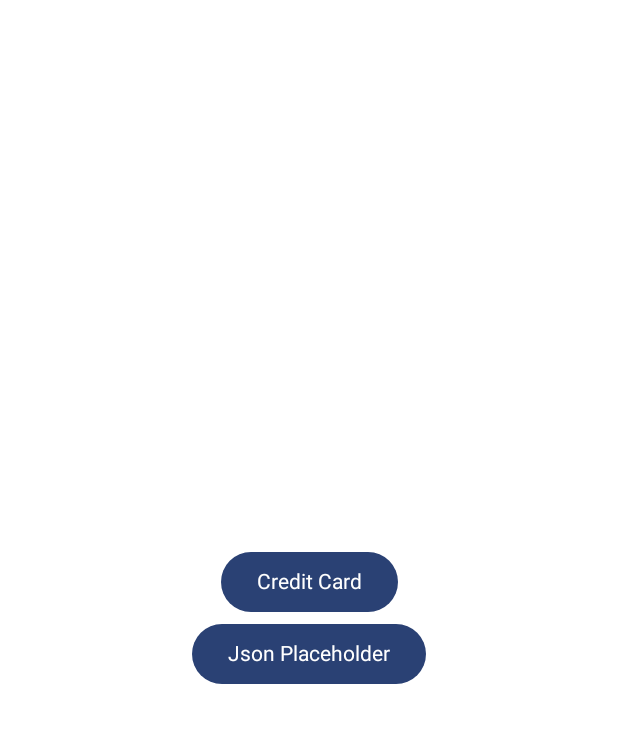
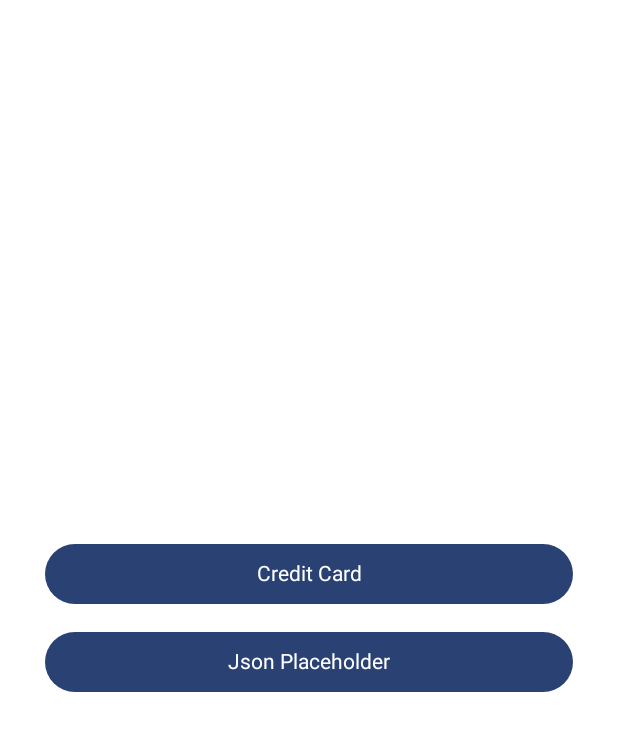
Before and after one commit to Gabniels/FirstCompose, an Android app built with Jetpack Compose: the screen it shows after launch (MainActivity), on a phone screen of 412 x 824 dp. Shown: the top 731 px of the screen. Run offline under Robolectric (Android 15) with nearby library versions, the phone set to English and light mode, and no system bars.

```diff
--- a/app/src/main/java/com/example/allincompose/MainActivity.kt
+++ b/app/src/main/java/com/example/allincompose/MainActivity.kt
@@ -21,6 +21,7 @@ import androidx.compose.ui.tooling.preview.Preview
 import com.example.allincompose.screen.creditcard.CreditCardActivity
 import com.example.allincompose.screen.placeholder.PlaceholderActivity
 import com.example.allincompose.ui.theme.AllinComposeTheme
+import com.example.allincompose.utils.ViewUtils.ButtonMenu
 
 class MainActivity : ComponentActivity() {
     override fun onCreate(savedInstanceState: Bundle?) {
@@ -31,7 +32,7 @@ class MainActivity : ComponentActivity() {
                 Surface(
                     modifier = Modifier.fillMaxSize(),
                     color = Color.Blue,
-                    ) {
+                ) {
                     ListMenu()
                 }
             }
@@ -47,21 +48,19 @@ fun ListMenu() {
         Arrangement.Center,
         Alignment.CenterHorizontally
     ) {
-        Button(onClick = {
-            context.startActivity(Intent(context, CreditCardActivity::class.java))
-        }
-        ) {
-            Text(text = "Credit Card", style = TextStyle(color = Color.White))
-        }
-        Button(
-            onClick = {
+        ButtonMenu(
+            onCLick = {
+                context.startActivity(Intent(context, CreditCardActivity::class.java))
+            }, txt = "Credit Card"
+        )
+
+        ButtonMenu(
+            onCLick = {
                 context.startActivity(Intent(context, PlaceholderActivity::class.java))
-            }) {
-            Text(text = "Json Placeholder", style = TextStyle(color = Color.White))
-        }
+            }, txt = "Json Placeholder"
+        )
     }
 }
-
 
 @Preview(showBackground = true)
 @Composable
--- a/app/src/main/java/com/example/allincompose/utils/ViewUtils.kt
+++ b/app/src/main/java/com/example/allincompose/utils/ViewUtils.kt
@@ -1,4 +1,26 @@
 package com.example.allincompose.utils
 
+import androidx.compose.foundation.layout.fillMaxWidth
+import androidx.compose.foundation.layout.padding
+import androidx.compose.material3.Button
+import androidx.compose.material3.Text
+import androidx.compose.runtime.Composable
+import androidx.compose.ui.Modifier
+import androidx.compose.ui.graphics.Color
+import androidx.compose.ui.text.TextStyle
+import androidx.compose.ui.unit.dp
+
 object ViewUtils {
+
+    @Composable
+    fun ButtonMenu(onCLick: () -> Unit, txt: String) {
+        Button(
+            onClick = { onCLick() },
+            modifier = Modifier
+                .fillMaxWidth()
+                .padding(horizontal = 30.dp, vertical = 5.dp)
+        ) {
+            Text(text = txt, style = TextStyle(Color.White))
+        }
+    }
 }
```
